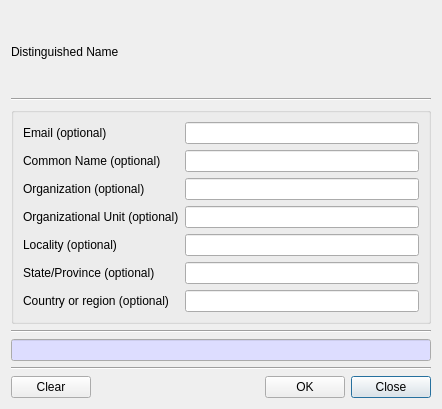
jykim74/CertMan, file CertMan/make_dn_dlg.ui: the form before one commit.
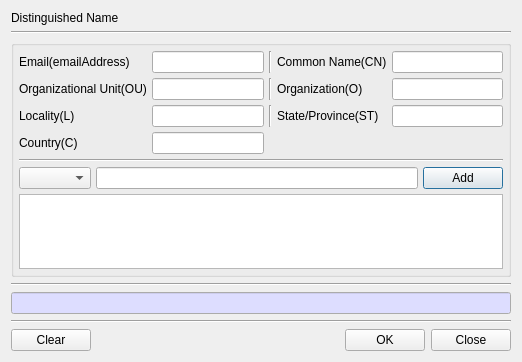
The form after the commit.

```diff
--- a/CertMan/make_dn_dlg.ui
+++ b/CertMan/make_dn_dlg.ui
@@ -6,8 +6,8 @@
    <rect>
     <x>0</x>
     <y>0</y>
-    <width>442</width>
-    <height>409</height>
+    <width>518</width>
+    <height>362</height>
    </rect>
   </property>
   <property name="windowTitle">
@@ -34,99 +34,167 @@
       <string/>
      </property>
      <layout class="QVBoxLayout" name="verticalLayout_2">
+      <property name="spacing">
+       <number>5</number>
+      </property>
       <property name="leftMargin">
-       <number>9</number>
+       <number>5</number>
       </property>
       <property name="topMargin">
-       <number>9</number>
+       <number>5</number>
       </property>
       <property name="rightMargin">
-       <number>9</number>
+       <number>5</number>
       </property>
       <property name="bottomMargin">
-       <number>9</number>
+       <number>5</number>
       </property>
       <item>
-       <layout class="QGridLayout" name="gridLayout_2">
-        <item row="7" column="1">
-         <widget class="QLineEdit" name="mCText"/>
-        </item>
-        <item row="6" column="1">
-         <widget class="QLineEdit" name="mSTText"/>
-        </item>
-        <item row="5" column="0">
+       <layout class="QGridLayout" name="gridLayout">
+        <property name="topMargin">
+         <number>0</number>
+        </property>
+        <item row="2" column="0">
          <widget class="QLabel" name="label_7">
           <property name="text">
-           <string>Locality (optional)</string>
+           <string>Locality(L)</string>
           </property>
          </widget>
         </item>
-        <item row="3" column="0">
-         <widget class="QLabel" name="label_4">
+        <item row="2" column="4">
+         <widget class="QLineEdit" name="mSTText"/>
+        </item>
+        <item row="0" column="0">
+         <widget class="QLabel" name="label_9">
           <property name="text">
-           <string>Organization (optional)</string>
+           <string>Email(emailAddress)</string>
           </property>
          </widget>
         </item>
         <item row="1" column="1">
-         <widget class="QLineEdit" name="mEmailAddressText"/>
-        </item>
-        <item row="3" column="1">
-         <widget class="QLineEdit" name="mOText"/>
-        </item>
-        <item row="4" column="1">
          <widget class="QLineEdit" name="mOUText"/>
         </item>
-        <item row="5" column="1">
+        <item row="1" column="4">
+         <widget class="QLineEdit" name="mOText"/>
+        </item>
+        <item row="1" column="3">
+         <widget class="QLabel" name="label_4">
+          <property name="text">
+           <string>Organization(O)</string>
+          </property>
+         </widget>
+        </item>
+        <item row="2" column="1">
          <widget class="QLineEdit" name="mLText"/>
         </item>
         <item row="1" column="0">
-         <widget class="QLabel" name="label_9">
-          <property name="text">
-           <string>Email (optional)</string>
-          </property>
-         </widget>
-        </item>
-        <item row="6" column="0">
-         <widget class="QLabel" name="label_8">
-          <property name="text">
-           <string>State/Province (optional)</string>
-          </property>
-         </widget>
-        </item>
-        <item row="4" column="0">
          <widget class="QLabel" name="label_6">
           <property name="text">
-           <string>Organizational Unit (optional)</string>
+           <string>Organizational Unit(OU)</string>
           </property>
          </widget>
         </item>
-        <item row="7" column="0">
-         <widget class="QLabel" name="label_3">
-          <property name="text">
-           <string>Country or region (optional)</string>
-          </property>
-         </widget>
-        </item>
-        <item row="2" column="0">
+        <item row="0" column="3">
          <widget class="QLabel" name="label_2">
           <property name="text">
-           <string>Common Name (optional)</string>
+           <string>Common Name(CN)</string>
           </property>
          </widget>
         </item>
-        <item row="2" column="1">
+        <item row="0" column="1">
+         <widget class="QLineEdit" name="mEmailAddressText">
+          <property name="contextMenuPolicy">
+           <enum>Qt::NoContextMenu</enum>
+          </property>
+         </widget>
+        </item>
+        <item row="3" column="0">
+         <widget class="QLabel" name="label_3">
+          <property name="text">
+           <string>Country(C)</string>
+          </property>
+         </widget>
+        </item>
+        <item row="2" column="3">
+         <widget class="QLabel" name="label_8">
+          <property name="text">
+           <string>State/Province(ST)</string>
+          </property>
+         </widget>
+        </item>
+        <item row="3" column="1">
+         <widget class="QLineEdit" name="mCText"/>
+        </item>
+        <item row="0" column="4">
          <widget class="QLineEdit" name="mCNText">
           <property name="minimumSize">
            <size>
-            <width>200</width>
+            <width>0</width>
             <height>0</height>
            </size>
           </property>
          </widget>
         </item>
+        <item row="0" column="2">
+         <widget class="Line" name="line_4">
+          <property name="orientation">
+           <enum>Qt::Vertical</enum>
+          </property>
+         </widget>
+        </item>
+        <item row="1" column="2">
+         <widget class="Line" name="line_5">
+          <property name="orientation">
+           <enum>Qt::Vertical</enum>
+          </property>
+         </widget>
+        </item>
+        <item row="2" column="2">
+         <widget class="Line" name="line_6">
+          <property name="orientation">
+           <enum>Qt::Vertical</enum>
+          </property>
+         </widget>
+        </item>
        </layout>
       </item>
+      <item>
+       <widget class="Line" name="line_7">
+        <property name="orientation">
+         <enum>Qt::Horizontal</enum>
+        </property>
+       </widget>
+      </item>
+      <item>
+       <layout class="QGridLayout" name="gridLayout_2">
+        <property name="topMargin">
+         <number>0</number>
+        </property>
+        <item row="0" column="0">
+         <widget class="QComboBox" name="mRDNNameCombo"/>
+        </item>
+        <item row="0" column="1">
+         <widget class="QLineEdit" name="mRDNValueText"/>
+        </item>
+        <item row="0" column="2">
+         <widget class="QPushButton" name="mRDNAddBtn">
+          <property name="text">
+           <string>Add</string>
+          </property>
+         </widget>
+        </item>
+       </layout>
+      </item>
+      <item>
+       <widget class="QTableWidget" name="mRDNTable">
+        <property name="contextMenuPolicy">
+         <enum>Qt::CustomContextMenu</enum>
+        </property>
+        <attribute name="horizontalHeaderHighlightSections">
+         <bool>false</bool>
+        </attribute>
+       </widget>
+      </item>
      </layout>
     </widget>
    </item>
@@ -139,6 +207,12 @@
    </item>
    <item>
     <widget class="QLineEdit" name="mDNText">
+     <property name="minimumSize">
+      <size>
+       <width>500</width>
+       <height>0</height>
+      </size>
+     </property>
      <property name="palette">
       <palette>
        <active>
```
Left out of the diff: 7 changed lines with no effect on the pictures.
